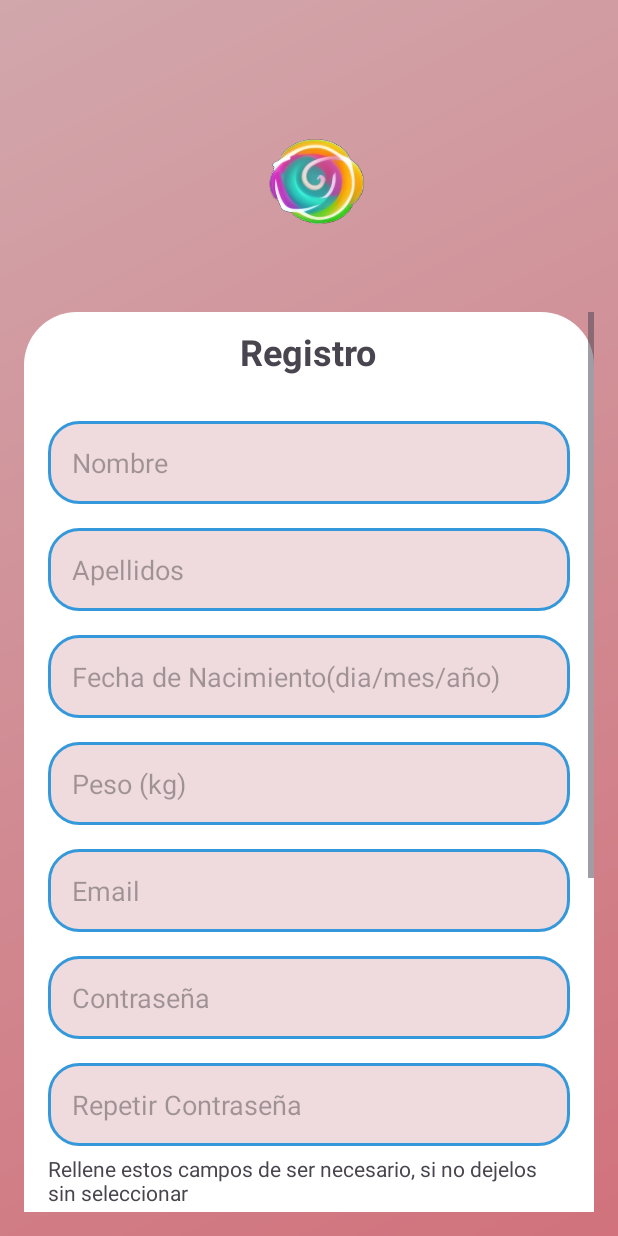
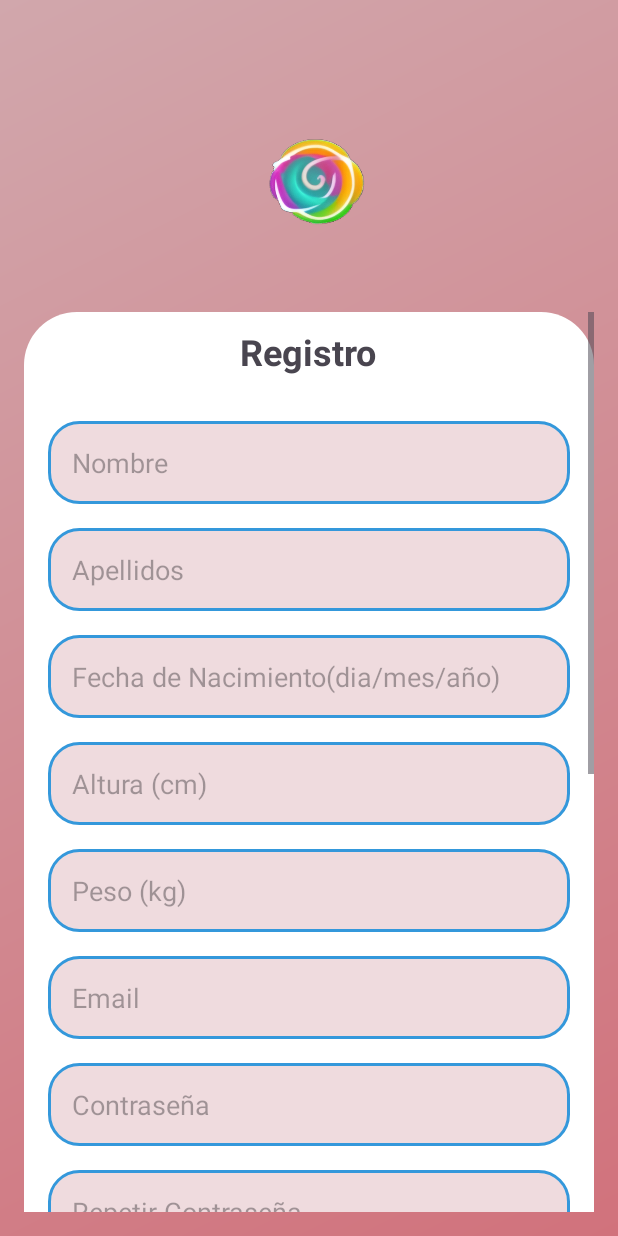
Before and after one commit to unaxG/SweetLife, an Android app: the Registro screen opened directly, with no data from a screen before it, on a phone screen of 412 x 824 dp. Run offline under Robolectric (Android 15) with nearby library versions, the phone set to English and light mode, and no system bars; our stand-ins replace Firebase (no records; nobody signed in at launch, a user with empty details on screens opened directly).

Commit message:
Registro de usuario con datos firebase

```diff
--- a/app/build.gradle.kts
+++ b/app/build.gradle.kts
@@ -38,6 +38,7 @@ dependencies {
     implementation("com.google.android.material:material:1.11.0")
     implementation("androidx.constraintlayout:constraintlayout:2.1.4")
     implementation("com.google.firebase:firebase-auth:22.3.1")
+    implementation("com.google.firebase:firebase-firestore:24.10.2")
     testImplementation("junit:junit:4.13.2")
     androidTestImplementation("androidx.test.ext:junit:1.1.5")
     androidTestImplementation("androidx.test.espresso:espresso-core:3.5.1")
--- a/app/src/main/res/layout/activity_registro.xml
+++ b/app/src/main/res/layout/activity_registro.xml
@@ -79,6 +79,20 @@
                 android:paddingStart="16dp" />
 
             <!-- peso -->
+
+            <EditText
+                android:id="@+id/Registro_editTextAltura"
+                android:layout_width="match_parent"
+                android:layout_height="55dp"
+                android:layout_marginStart="16dp"
+                android:layout_marginTop="16dp"
+                android:layout_marginEnd="16dp"
+                android:background="@drawable/edittext_rounded"
+                android:ems="10"
+                android:hint="Altura (cm)"
+                android:inputType="number"
+                android:paddingStart="16dp" />
+
             <EditText
                 android:id="@+id/Registro_editTextPeso"
                 android:layout_width="match_parent"
@@ -92,6 +106,7 @@
                 android:paddingStart="16dp" />
 
             <!-- Email -->
+
             <EditText
                 android:id="@+id/Registro_editTextEmail"
                 android:layout_width="match_parent"
@@ -163,6 +178,12 @@
 
             <!-- presión arterial alta -->
             <CheckBox
+                android:id="@+id/Registro_checkboxPresionArterialBaja"
+                android:layout_width="match_parent"
+                android:layout_height="wrap_content"
+                android:text="Tengo la presion arterial baja" />
+
+            <CheckBox
                 android:id="@+id/Registro_checkboxPresionArterialAlta"
                 android:layout_width="match_parent"
                 android:layout_height="wrap_content"
@@ -176,6 +197,18 @@
                 android:text="Tengo artritis" />
 
             <!-- Button para registrarse -->
+            <CheckBox
+                android:id="@+id/Registro_checkboxAcidoUrico"
+                android:layout_width="match_parent"
+                android:layout_height="wrap_content"
+                android:text="Tengo acido urico alto en sangre (Hiperuricemia)" />
+
+            <CheckBox
+                android:id="@+id/Registro_checkboxDiabetes"
+                android:layout_width="match_parent"
+                android:layout_height="wrap_content"
+                android:text="Tengo diabetes" />
+
             <Button
                 android:id="@+id/Registro_btnRegistrarse"
                 android:layout_width="match_parent"
```
Also changed, not shown: app/src/main/java/com/example/sweetlife/BaseDeDatos/Informacion.java (added, +139 -0 lines), app/src/main/java/com/example/sweetlife/Pantallas/Registro.java (+238 -2 lines).
